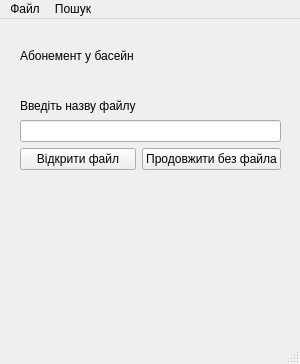
Qt form OOPCourseProject/mainwindow.ui (Volchonak/OOPCourseProject) before a commit.
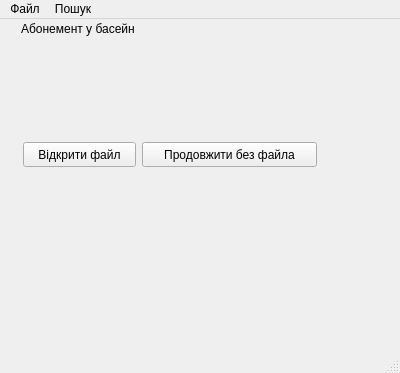
The same form after that commit.

Patch:
```diff
--- a/OOPCourseProject/mainwindow.ui
+++ b/OOPCourseProject/mainwindow.ui
@@ -6,13 +6,13 @@
    <rect>
     <x>0</x>
     <y>0</y>
-    <width>300</width>
-    <height>364</height>
+    <width>400</width>
+    <height>373</height>
    </rect>
   </property>
   <property name="maximumSize">
    <size>
-    <width>300</width>
+    <width>400</width>
     <height>400</height>
    </size>
   </property>
@@ -20,65 +20,53 @@
    <string>MainWindow</string>
   </property>
   <widget class="QWidget" name="centralwidget">
-   <widget class="QWidget" name="layoutWidget">
-    <property name="geometry">
-     <rect>
-      <x>20</x>
-      <y>0</y>
-      <width>261</width>
-      <height>151</height>
-     </rect>
-    </property>
-    <layout class="QVBoxLayout" name="verticalLayout_2">
-     <item>
       <widget class="QLabel" name="LabelWelcomText">
+    <property name="geometry">
+     <rect>
+      <x>21</x>
+      <y>1</y>
+      <width>144</width>
+      <height>17</height>
+     </rect>
+    </property>
        <property name="text">
         <string>Абонемент у басейн</string>
        </property>
       </widget>
-     </item>
-     <item>
-      <layout class="QVBoxLayout" name="verticalLayout">
-       <item>
-        <widget class="QLabel" name="LabelOpenFile">
-         <property name="text">
-          <string>Введіть назву файлу</string>
-         </property>
-        </widget>
-       </item>
-       <item>
-        <widget class="QLineEdit" name="LineEditFileName"/>
-       </item>
-       <item>
-        <layout class="QHBoxLayout" name="horizontalLayout">
-         <item>
           <widget class="QPushButton" name="PushButtonOpenFile">
+    <property name="geometry">
+     <rect>
+      <x>23</x>
+      <y>123</y>
+      <width>113</width>
+      <height>25</height>
+     </rect>
+    </property>
            <property name="text">
             <string>Відкрити файл</string>
            </property>
           </widget>
-         </item>
-         <item>
           <widget class="QPushButton" name="PushButtonContinueWithoutFile">
+    <property name="geometry">
+     <rect>
+      <x>142</x>
+      <y>123</y>
+      <width>175</width>
+      <height>25</height>
+     </rect>
+    </property>
            <property name="text">
             <string>Продовжити без файла</string>
            </property>
           </widget>
-         </item>
-        </layout>
-       </item>
-      </layout>
-     </item>
-    </layout>
-   </widget>
   </widget>
   <widget class="QMenuBar" name="menubar">
    <property name="geometry">
     <rect>
      <x>0</x>
      <y>0</y>
-     <width>300</width>
-     <height>20</height>
+     <width>400</width>
+     <height>22</height>
     </rect>
    </property>
    <widget class="QMenu" name="menu">
```
Lines whose indentation alone changed are shown as unchanged.
